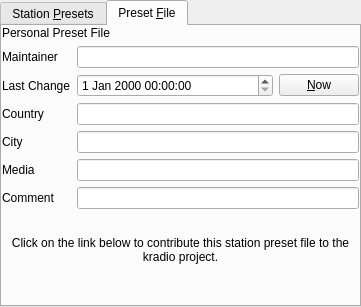
This is plugins/radio/radio-configuration-ui.ui in pbek/kradio as Qt 5 draws it before an edit. The edited form follows.
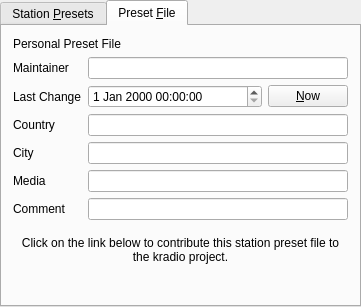
This is the edited form. The open tabs and pages were chosen to show the change. Custom widgets are drawn as their Qt base class.

Commit message: fixed too small margin

What changed in the file:
```diff
--- a/plugins/radio/radio-configuration-ui.ui
+++ b/plugins/radio/radio-configuration-ui.ui
@@ -393,6 +393,9 @@
        <string>Preset &amp;File</string>
       </attribute>
       <layout class="QGridLayout" name="gridLayout">
+       <property name="margin">
+        <number>11</number>
+       </property>
        <item row="0" column="0">
         <widget class="QLabel" name="editLabelPresetFile">
          <property name="text">
```
Left out of the diff: 2 changed lines with no effect on the pictures.
